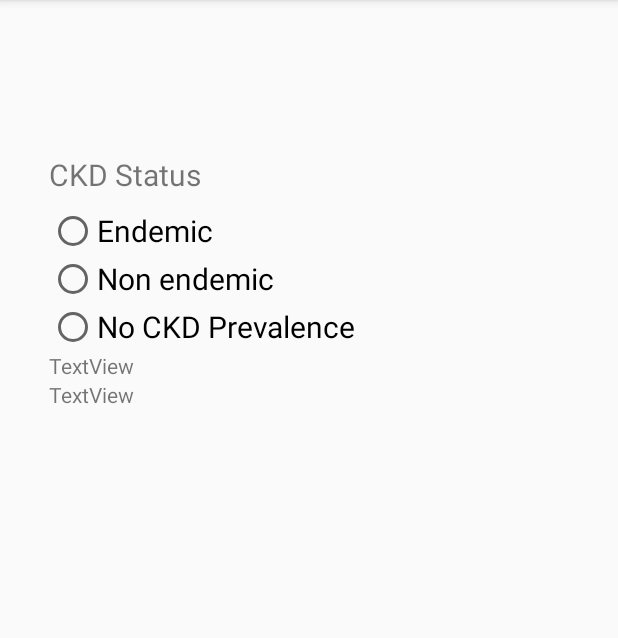
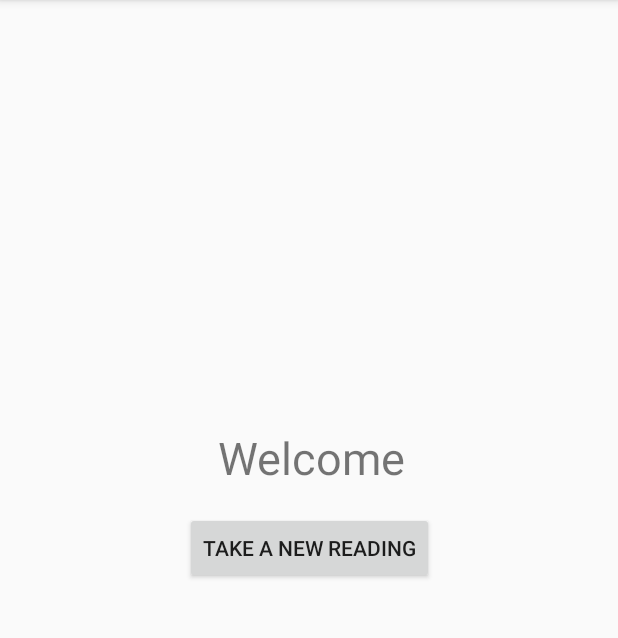
Before and after one commit to tlvme/AppProject, an Android app: the screen it shows after launch (MainActivity), on a phone screen of 412 x 824 dp, the part 84-722 px from its top. Run offline under Robolectric (Android 15) with nearby library versions, the phone set to English and light mode, and no system bars.

Commit message:
updated structure of app

```diff
--- a/app/build.gradle
+++ b/app/build.gradle
@@ -25,7 +25,7 @@ android {
 
 dependencies {
     implementation fileTree(dir: 'libs', include: ['*.jar'])
-    implementation"org.jetbrains.kotlin:kotlin-stdlib-jdk7:$kotlin_version"
+    implementation "org.jetbrains.kotlin:kotlin-stdlib-jdk7:$kotlin_version"
     implementation 'androidx.appcompat:appcompat:1.1.0'
     implementation 'androidx.core:core-ktx:1.2.0'
     implementation 'androidx.constraintlayout:constraintlayout:1.1.3'
--- a/app/src/main/AndroidManifest.xml
+++ b/app/src/main/AndroidManifest.xml
@@ -9,6 +9,8 @@
         android:roundIcon="@mipmap/ic_launcher_round"
         android:supportsRtl="true"
         android:theme="@style/AppTheme">
+        <activity android:name=".WaterSampleActivity"></activity>
+        <activity android:name=".PersonalInformationActivity" />
         <activity android:name=".MainActivity">
             <intent-filter>
                 <action android:name="android.intent.action.MAIN" />
--- /dev/null
+++ b/app/src/main/java/com/example/appproject/PersonalInformationActivity.kt
@@ -0,0 +1,12 @@
+package com.example.appproject
+
+import androidx.appcompat.app.AppCompatActivity
+import android.os.Bundle
+
+class PersonalInformationActivity : AppCompatActivity() {
+
+    override fun onCreate(savedInstanceState: Bundle?) {
+        super.onCreate(savedInstanceState)
+        setContentView(R.layout.activity_personal_information)
+    }
+}
--- /dev/null
+++ b/app/src/main/java/com/example/appproject/WaterSampleActivity.kt
@@ -0,0 +1,12 @@
+package com.example.appproject
+
+import androidx.appcompat.app.AppCompatActivity
+import android.os.Bundle
+
+class WaterSampleActivity : AppCompatActivity() {
+
+    override fun onCreate(savedInstanceState: Bundle?) {
+        super.onCreate(savedInstanceState)
+        setContentView(R.layout.activity_water_sample)
+    }
+}
--- a/app/src/main/res/layout/activity_main.xml
+++ b/app/src/main/res/layout/activity_main.xml
@@ -6,77 +6,29 @@
     android:layout_height="match_parent"
     tools:context=".MainActivity">
 
-    <ScrollView
-        android:layout_width="379dp"
-        android:layout_height="699dp"
-        android:layout_marginStart="16dp"
-        android:layout_marginTop="16dp"
-        android:layout_marginEnd="16dp"
+    <TextView
+        android:id="@+id/take_reading_button"
+        android:layout_width="wrap_content"
+        android:layout_height="wrap_content"
+        android:layout_marginStart="4dp"
         android:layout_marginBottom="16dp"
+        android:text="Welcome"
+        android:textSize="30sp"
         app:layout_constraintBottom_toBottomOf="parent"
         app:layout_constraintEnd_toEndOf="parent"
-        app:layout_constraintHorizontal_bias="1.0"
         app:layout_constraintStart_toStartOf="parent"
         app:layout_constraintTop_toTopOf="parent"
-        app:layout_constraintVertical_bias="1.0">
+        app:layout_constraintVertical_bias="0.40" />
 
-        <LinearLayout
-            android:layout_width="match_parent"
-            android:layout_height="wrap_content"
-            android:orientation="vertical">
+    <Button
+        android:id="@+id/button"
+        android:layout_width="wrap_content"
+        android:layout_height="wrap_content"
+        android:layout_marginTop="16dp"
 
-            <TextView
-                android:id="@+id/textView3"
-                android:layout_width="match_parent"
-                android:layout_height="match_parent"
-                android:layout_marginStart="@dimen/margin_wide"
-                android:layout_marginTop="50dp"
-                android:layout_marginEnd="@dimen/margin_wide"
-                android:text="CKD Status"
-                android:textSize="@dimen/text_size" />
-
-            <RadioGroup
-                android:layout_width="match_parent"
-                android:layout_height="match_parent"
-                android:layout_marginStart="@dimen/margin_wide"
-                android:layout_marginTop="@dimen/margin_slim"
-                android:layout_marginEnd="@dimen/margin_wide">
-
-                <RadioButton
-                    android:id="@+id/radioButton2"
-                    android:layout_width="match_parent"
-                    android:layout_height="wrap_content"
-                    android:text="Endemic"
-                    android:textSize="@dimen/text_size" />
-
-                <RadioButton
-                    android:id="@+id/radioButton"
-                    android:layout_width="match_parent"
-                    android:layout_height="wrap_content"
-                    android:text="Non endemic"
-                    android:textSize="@dimen/text_size" />
-
-                <RadioButton
-                    android:id="@+id/radioButton3"
-                    android:layout_width="match_parent"
-                    android:layout_height="wrap_content"
-                    android:text="No CKD Prevalence"
-                    android:textSize="@dimen/text_size" />
-
-                <TextView
-                    android:id="@+id/textView"
-                    android:layout_width="match_parent"
-                    android:layout_height="wrap_content"
-                    android:text="TextView" />
-
-                <TextView
-                    android:id="@+id/textView2"
-                    android:layout_width="match_parent"
-                    android:layout_height="wrap_content"
-                    android:text="TextView" />
-            </RadioGroup>
-
-        </LinearLayout>
-    </ScrollView>
+        android:text="Take a new reading"
+        app:layout_constraintEnd_toEndOf="parent"
+        app:layout_constraintStart_toStartOf="parent"
+        app:layout_constraintTop_toBottomOf="@+id/take_reading_button" />
 
 </androidx.constraintlayout.widget.ConstraintLayout>
--- /dev/null
+++ b/app/src/main/res/layout/activity_personal_information.xml
@@ -0,0 +1,9 @@
+<?xml version="1.0" encoding="utf-8"?>
+<androidx.constraintlayout.widget.ConstraintLayout xmlns:android="http://schemas.android.com/apk/res/android"
+    xmlns:app="http://schemas.android.com/apk/res-auto"
+    xmlns:tools="http://schemas.android.com/tools"
+    android:layout_width="match_parent"
+    android:layout_height="match_parent"
+    tools:context=".PersonalInformationActivity">
+
+</androidx.constraintlayout.widget.ConstraintLayout>
--- /dev/null
+++ b/app/src/main/res/layout/activity_water_sample.xml
@@ -0,0 +1,9 @@
+<?xml version="1.0" encoding="utf-8"?>
+<androidx.constraintlayout.widget.ConstraintLayout xmlns:android="http://schemas.android.com/apk/res/android"
+    xmlns:app="http://schemas.android.com/apk/res-auto"
+    xmlns:tools="http://schemas.android.com/tools"
+    android:layout_width="match_parent"
+    android:layout_height="match_parent"
+    tools:context=".WaterSampleActivity">
+
+</androidx.constraintlayout.widget.ConstraintLayout>
```
